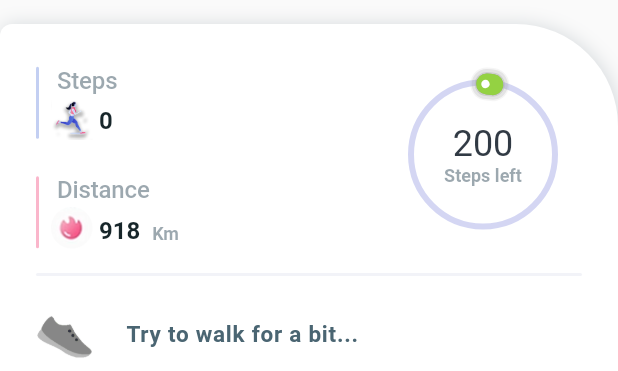
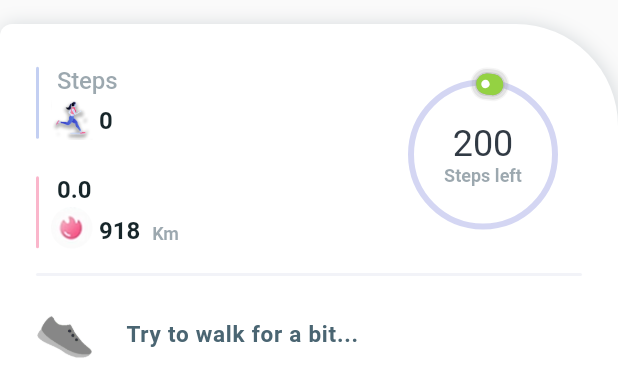
Before and after one commit to Hugo1307/HealthSpike, a Flutter app: the OverviewPanelView widget shown alone on an empty page, opened directly, on a phone screen of 412 x 824 dp. Shown: the top 371 px of the screen. Run offline on Flutter 3.47's test engine with Material 2 defaults, Android fonts, the phone set to English and light mode, and no system bars; our stand-ins replace event_bus, google_fonts, location, pedometer, permission_handler; network calls fail.

Commit message:
location updates

```diff
--- a/lib/pt/ua/deti/icm/health_spike/dashboard/main_panel.dart
+++ b/lib/pt/ua/deti/icm/health_spike/dashboard/main_panel.dart
@@ -1,6 +1,8 @@
 import 'package:flutter/material.dart';
+import 'package:health_spike/pt/ua/deti/icm/health_spike/models/location_model.dart';
 import 'package:health_spike/pt/ua/deti/icm/health_spike/models/pedometer_model.dart';
 import 'package:health_spike/pt/ua/deti/icm/health_spike/themes/app_theme.dart';
+import 'package:location/location.dart';
 import 'package:provider/provider.dart';
 import 'dart:math' as math;
 
@@ -140,18 +142,20 @@ class _OverviewPanelViewState extends State<OverviewPanelView> {
                                     Padding(
                                       padding: const EdgeInsets.only(
                                           left: 4, bottom: 2),
-                                      child: Text(
-                                        'Distance',
-                                        textAlign: TextAlign.center,
-                                        style: TextStyle(
-                                          fontFamily: HealthSpikeTheme.fontName,
-                                          fontWeight: FontWeight.w500,
-                                          fontSize: 16,
-                                          letterSpacing: -0.1,
-                                          color: HealthSpikeTheme.grey
-                                              .withOpacity(0.5),
-                                        ),
-                                      ),
+                                      child: Consumer<LocationModel>(
+                                          builder: (context, location, child) {
+                                        return Text(
+                                          '${location.distance}',
+                                          textAlign: TextAlign.center,
+                                          style: const TextStyle(
+                                            fontFamily:
+                                                HealthSpikeTheme.fontName,
+                                            fontWeight: FontWeight.w600,
+                                            fontSize: 16,
+                                            color: HealthSpikeTheme.darkerText,
+                                          ),
+                                        );
+                                      }),
                                     ),
                                     Row(
                                       mainAxisAlignment:
@@ -325,7 +329,9 @@ class _OverviewPanelViewState extends State<OverviewPanelView> {
                     return Container(
                         margin: const EdgeInsets.only(left: 20, top: 10),
                         child: Text(
-                          pedometer.isPedestrianWalking() ? 'Keep up!' : 'Try to walk for a bit...',
+                          pedometer.isPedestrianWalking()
+                              ? 'Keep up!'
+                              : 'Try to walk for a bit...',
                           textAlign: TextAlign.left,
                           style: const TextStyle(
                             fontFamily: HealthSpikeTheme.fontName,
--- /dev/null
+++ b/lib/pt/ua/deti/icm/health_spike/models/location_model.dart
@@ -0,0 +1,18 @@
+import 'package:flutter/cupertino.dart';
+import 'package:flutter/material.dart';
+
+class LocationModel extends ChangeNotifier {
+  double _distance = 0;
+
+  void setDistance(double distance) {
+    _distance = distance;
+
+    notifyListeners();
+  }
+
+  // Getters for private fields
+
+  double get distance {
+    return _distance;
+  }
+}
--- a/pubspec.yaml
+++ b/pubspec.yaml
@@ -41,6 +41,7 @@ dependencies:
   provider: ^6.0.2
   http: ^0.13.4
   intl: ^0.17.0
+  location: ^4.2.0
 
 dev_dependencies:
   flutter_test:
```
Also changed, not shown: lib/pt/ua/deti/icm/health_spike/events/location_events.dart (added, +13 -0 lines), lib/pt/ua/deti/icm/health_spike/location.dart (added, +118 -0 lines), lib/pt/ua/deti/icm/health_spike/main.dart (+12 -7 lines), lib/pt/ua/deti/icm/health_spike/sensors/location.dart (added, +51 -0 lines), pubspec.lock, 1 other file.
